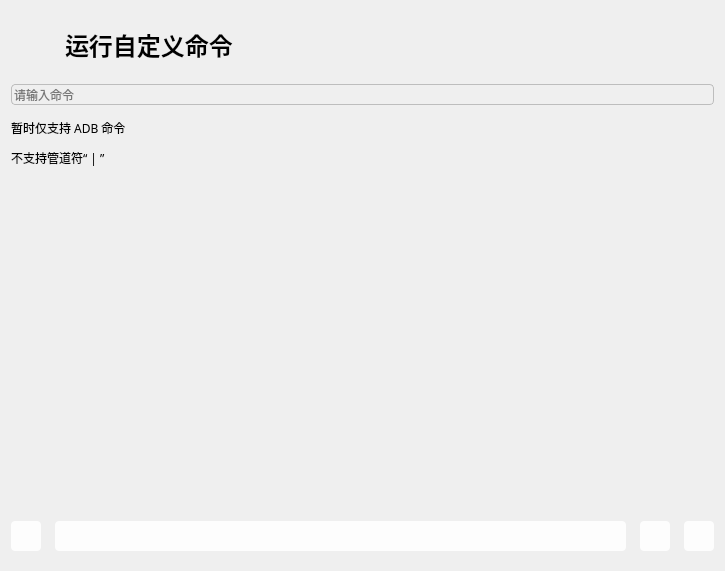
Old version of the form QtAdb/sonPages/advanced/sp_customize_cmd.ui in the repository LapplandSP/QtAdb.
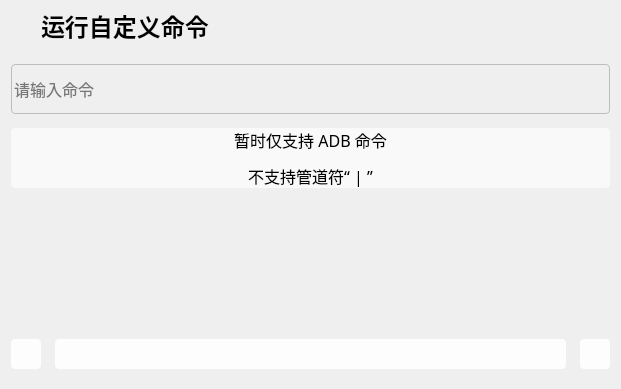
New version of the form. Icons and pictures are not drawn.

What changed in the file:
```diff
--- a/QtAdb/sonPages/advanced/sp_customize_cmd.ui
+++ b/QtAdb/sonPages/advanced/sp_customize_cmd.ui
@@ -6,8 +6,8 @@
    <rect>
     <x>0</x>
     <y>0</y>
-    <width>725</width>
-    <height>571</height>
+    <width>621</width>
+    <height>389</height>
    </rect>
   </property>
   <property name="windowTitle">
@@ -17,6 +17,9 @@
    <property name="leftMargin">
     <number>0</number>
    </property>
+   <property name="topMargin">
+    <number>0</number>
+   </property>
    <property name="rightMargin">
     <number>0</number>
    </property>
@@ -31,6 +34,9 @@
       <property name="leftMargin">
        <number>11</number>
       </property>
+      <property name="topMargin">
+       <number>0</number>
+      </property>
       <property name="rightMargin">
        <number>11</number>
       </property>
@@ -42,20 +48,20 @@
         <item>
          <layout class="QHBoxLayout" name="horizontalLayout_2">
           <property name="spacing">
-           <number>14</number>
+           <number>0</number>
           </property>
           <item>
            <widget class="QLabel" name="icon">
             <property name="minimumSize">
              <size>
-              <width>40</width>
-              <height>40</height>
+              <width>30</width>
+              <height>30</height>
              </size>
             </property>
             <property name="maximumSize">
              <size>
-              <width>40</width>
-              <height>40</height>
+              <width>30</width>
+              <height>30</height>
              </size>
             </property>
             <property name="font">
@@ -87,7 +93,6 @@
             </property>
             <property name="font">
              <font>
-              <family>MiSans Normal</family>
               <pointsize>18</pointsize>
               <bold>true</bold>
              </font>
@@ -105,9 +110,21 @@
         </item>
         <item>
          <widget class="QLineEdit" name="lineEdit">
+          <property name="minimumSize">
+           <size>
+            <width>0</width>
+            <height>50</height>
+           </size>
+          </property>
+          <property name="maximumSize">
+           <size>
+            <width>16777215</width>
+            <height>16777215</height>
+           </size>
+          </property>
           <property name="font">
            <font>
-            <family>MiSans Normal</family>
+            <pointsize>12</pointsize>
            </font>
           </property>
           <property name="styleSheet">
@@ -129,20 +146,25 @@
          <widget class="QLabel" name="label">
           <property name="font">
            <font>
-            <family>MiSans Normal</family>
+            <family>MiSans Medium</family>
+            <pointsize>12</pointsize>
            </font>
           </property>
+          <property name="styleSheet">
+           <string notr="true">background-color:rgba(255,255,255,0.6);border-radius:4px;border:0px;</string>
+          </property>
           <property name="text">
            <string>&lt;html&gt;&lt;head/&gt;&lt;body&gt;&lt;p&gt;暂时仅支持 ADB 命令&lt;/p&gt;&lt;p&gt;不支持管道符“ | ”&lt;/p&gt;&lt;/body&gt;&lt;/html&gt;</string>
           </property>
+          <property name="alignment">
+           <set>Qt::AlignCenter</set>
+          </property>
          </widget>
         </item>
         <item>
          <widget class="QTextBrowser" name="textBrowser">
           <property name="font">
-           <font>
-            <family>MiSans Normal</family>
-           </font>
+           <font/>
           </property>
          </widget>
         </item>
@@ -238,40 +260,6 @@
             </property>
            </widget>
           </item>
-          <item>
-           <widget class="QPushButton" name="refreshBtn">
-            <property name="minimumSize">
-             <size>
-              <width>30</width>
-              <height>30</height>
-             </size>
-            </property>
-            <property name="maximumSize">
-             <size>
-              <width>30</width>
-              <height>30</height>
-             </size>
-            </property>
-            <property name="styleSheet">
-             <string notr="true">QPushButton{background-color:rgba(255,255,255,0.9);border-radius:4px;border:0px;}
-QPushButton:hover{background-color:rgba(255,255,255,0.7);}
-QPushButton:pressed{background-color:rgba(255,255,255,0.6);}</string>
-            </property>
-            <property name="text">
-             <string/>
-            </property>
-            <property name="icon">
-             <iconset resource="../../ico.qrc">
-              <normaloff>:/ico/image/ico/refresh-line.svg</normaloff>:/ico/image/ico/refresh-line.svg</iconset>
-            </property>
-            <property name="iconSize">
-             <size>
-              <width>18</width>
-              <height>18</height>
-             </size>
-            </property>
-           </widget>
-          </item>
           <item>
            <widget class="QPushButton" name="showOutputBtn">
             <property name="minimumSize">
```
